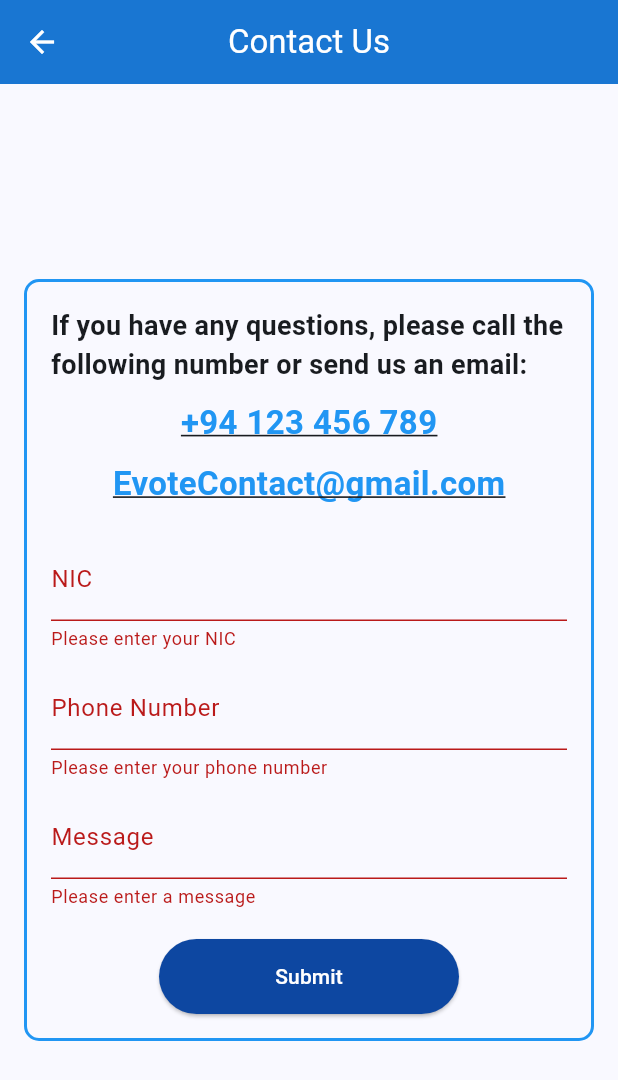
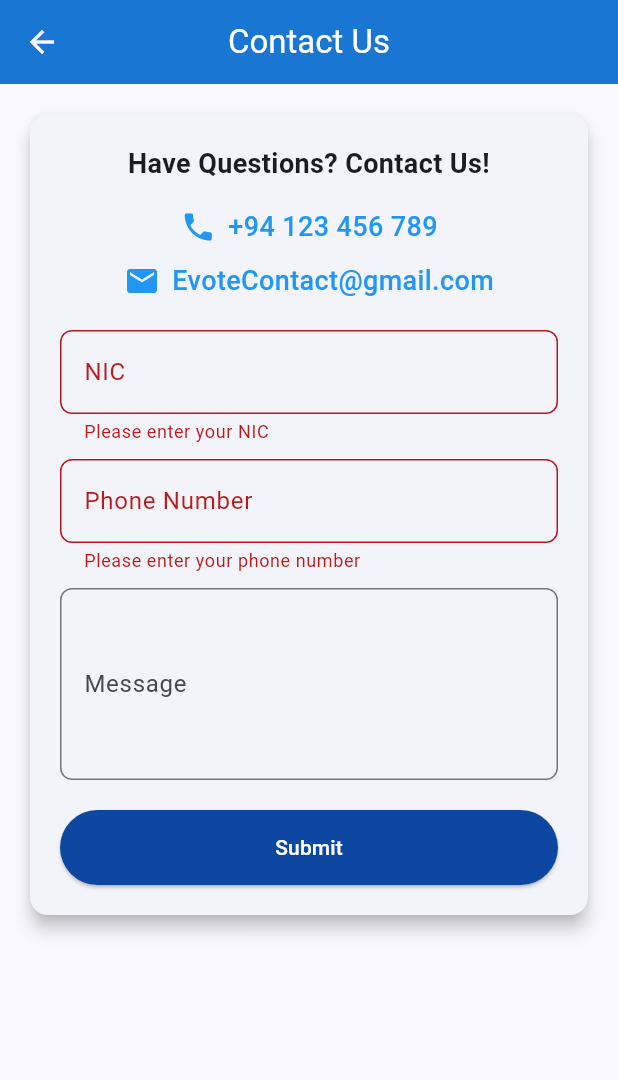
Before and after one commit to lakshannaveen/evotemobile, a Flutter app: the ContactUsPage screen opened by its route, after a tap on "Submit", on a phone screen of 412 x 824 dp. Shown: the top 1080 px of the screen. Run offline on Flutter 3.47's test engine with Material 3 defaults, Android fonts, the phone set to English and light mode, and no system bars; our stand-ins replace cloud_firestore, file_picker, firebase_core; missing offline and left inert: bcrypt, dart_jsonwebtoken; accounts and stored records are empty.

Commit message:
add styles to contact us page

```diff
--- a/lib/pages/contact_us.dart
+++ b/lib/pages/contact_us.dart
@@ -64,62 +64,74 @@ class _ContactUsPageState extends State<ContactUsPage> {
 
   @override
   Widget build(BuildContext context) {
-    const String phoneNumber =
-        '+94 123 456 789'; // Replace with any contact number
-    const String email =
-        'EvoteContact@gmail.com'; // Replace with any contact email
+    const String phoneNumber = '+94 123 456 789';
+    const String email = 'EvoteContact@gmail.com';
 
     return Scaffold(
       appBar: AppBar(
         title: const Text('Contact Us'),
         centerTitle: true,
       ),
-      body: Padding(
+      body: SingleChildScrollView(
+        child: Padding(
           padding: const EdgeInsets.all(16.0),
           child: Center(
             child: Column(
               mainAxisSize: MainAxisSize.min,
               children: [
-              Container(
-                padding: const EdgeInsets.all(16.0),
-                decoration: BoxDecoration(
-                  border: Border.all(color: Colors.blue, width: 2),
-                  borderRadius: BorderRadius.circular(10),
+                Card(
+                  elevation: 5,
+                  shape: RoundedRectangleBorder(
+                    borderRadius: BorderRadius.circular(12),
                   ),
+                  child: Padding(
+                    padding: const EdgeInsets.all(20.0),
                     child: Column(
+                      crossAxisAlignment: CrossAxisAlignment.center,
                       children: [
                         const Text(
-                      'If you have any questions, please call the following number or send us an email:',
+                          'Have Questions? Contact Us!',
                           style: TextStyle(
-                        fontSize: 18,
-                        fontWeight: FontWeight.bold,
+                              fontSize: 18, fontWeight: FontWeight.bold),
+                          textAlign: TextAlign.center,
                         ),
-                    ),
-                    const SizedBox(height: 10),
+                        const SizedBox(height: 16),
+                        Row(
+                          mainAxisAlignment: MainAxisAlignment.center,
+                          children: [
+                            const Icon(Icons.phone, color: Colors.blue),
+                            const SizedBox(width: 8),
                             GestureDetector(
                               onTap: () => _launchPhone(phoneNumber),
-                      child: const Text(
+                              child: Text(
                                 phoneNumber,
-                        style: TextStyle(
-                          fontSize: 22,
-                          fontWeight: FontWeight.bold,
+                                style: const TextStyle(
+                                  fontSize: 18,
+                                  fontWeight: FontWeight.w500,
                                   color: Colors.blue,
-                          decoration: TextDecoration.underline,
                                 ),
                               ),
                             ),
+                          ],
+                        ),
                         const SizedBox(height: 10),
+                        Row(
+                          mainAxisAlignment: MainAxisAlignment.center,
+                          children: [
+                            const Icon(Icons.email, color: Colors.blue),
+                            const SizedBox(width: 8),
                             GestureDetector(
                               onTap: () => _launchEmail(email),
-                      child: const Text(
+                              child: Text(
                                 email,
-                        style: TextStyle(
-                          fontSize: 22,
-                          fontWeight: FontWeight.bold,
+                                style: const TextStyle(
+                                  fontSize: 18,
+                                  fontWeight: FontWeight.w500,
                                   color: Colors.blue,
-                          decoration: TextDecoration.underline,
                                 ),
                               ),
+                            ),
+                          ],
                         ),
                         const SizedBox(height: 20),
                         Form(
@@ -128,12 +140,16 @@ class _ContactUsPageState extends State<ContactUsPage> {
                             children: [
                               TextFormField(
                                 controller: _nicController,
-                            decoration: const InputDecoration(labelText: 'NIC'),
+                                decoration: InputDecoration(
+                                  labelText: 'NIC',
+                                  border: OutlineInputBorder(
+                                    borderRadius: BorderRadius.circular(8),
+                                  ),
+                                ),
                                 validator: (value) {
                                   if (value == null || value.isEmpty) {
                                     return 'Please enter your NIC';
                                   }
-                              // Add NIC validation logic here
                                   final nicPattern =
                                       RegExp(r'^[0-9]{9}[vVxX]|[0-9]{12}$');
                                   if (!nicPattern.hasMatch(value)) {
@@ -145,13 +161,16 @@ class _ContactUsPageState extends State<ContactUsPage> {
                               const SizedBox(height: 10),
                               TextFormField(
                                 controller: _phoneController,
-                            decoration: const InputDecoration(
-                                labelText: 'Phone Number'),
+                                decoration: InputDecoration(
+                                  labelText: 'Phone Number',
+                                  border: OutlineInputBorder(
+                                    borderRadius: BorderRadius.circular(8),
+                                  ),
+                                ),
                                 validator: (value) {
                                   if (value == null || value.isEmpty) {
                                     return 'Please enter your phone number';
                                   }
-                              // Validate Sri Lankan phone number
                                   final phonePattern =
                                       RegExp(r'^(?:0|94|\+94)?[1-9]\d{8}$');
                                   if (!phonePattern.hasMatch(value)) {
@@ -163,24 +182,23 @@ class _ContactUsPageState extends State<ContactUsPage> {
                               const SizedBox(height: 10),
                               TextFormField(
                                 controller: _messageController,
-                            decoration:
-                                const InputDecoration(labelText: 'Message'),
-                            validator: (value) {
-                              if (value == null || value.isEmpty) {
-                                return 'Please enter a message';
-                              }
-                              if (value.length > 250) {
-                                return 'Message cannot exceed 250 characters';
-                              }
-                              return null;
-                            },
+                                maxLines: 4,
+                                decoration: InputDecoration(
+                                  labelText: 'Message',
+                                  border: OutlineInputBorder(
+                                    borderRadius: BorderRadius.circular(8),
+                                  ),
+                                ),
                               ),
                               const SizedBox(height: 20),
-                          ElevatedButton(
+                              SizedBox(
+                                width: double.infinity,
+                                child: ElevatedButton(
+                                  style: Theme.of(context)
+                                      .elevatedButtonTheme
+                                      .style, // Apply theme style
                                   onPressed: _submitForm,
                                   child: const Text('Submit'),
-                          ),
-                        ],
                                 ),
                               ),
                             ],
@@ -190,6 +208,11 @@ class _ContactUsPageState extends State<ContactUsPage> {
                     ),
                   ),
                 ),
+              ],
+            ),
+          ),
+        ),
+      ),
     );
   }
 }
```
Lines whose indentation alone changed are shown as unchanged.
